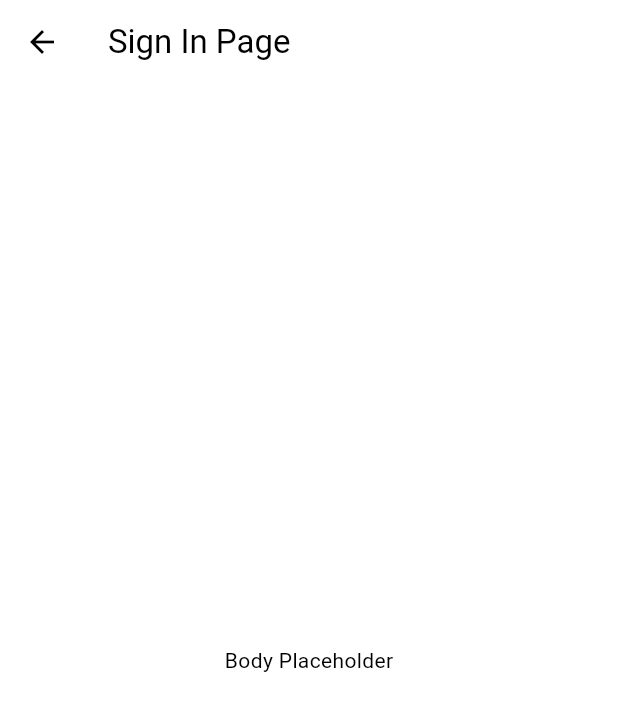
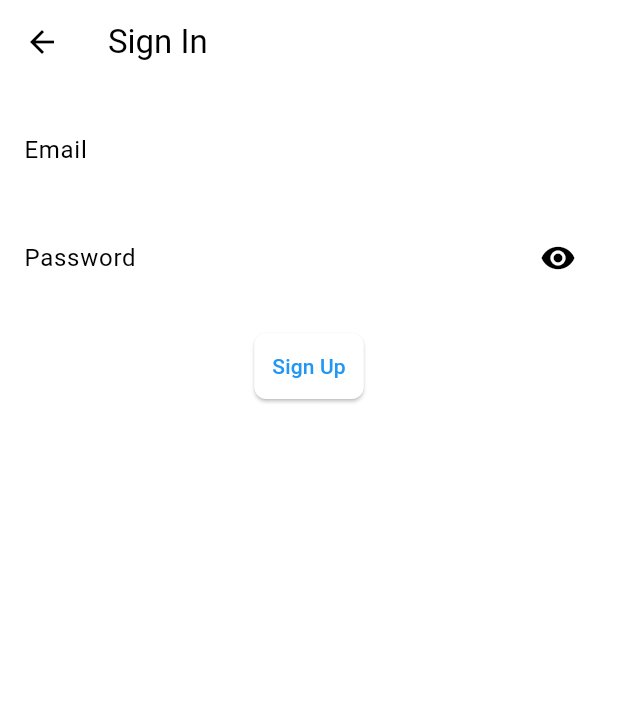
Before and after one commit to PTLam-Thryve/quizlet_clone, a Flutter app: the screen it shows after launch, after a tap on "Sign In", on a phone screen of 412 x 824 dp. Shown: the top 711 px of the screen. Run offline on Flutter 3.47's test engine with Material 3 defaults, Android fonts, the light colour scheme and no system bars; our stand-ins replace firebase_auth, firebase_core; accounts and stored records are empty.

Commit message:
1. Added a new String for successful sign in in app_texts.dart; 2. Reused AuthorizationForm in sign_in_page.dart, also password and email validators from sign_up_page.dart Password validator only has a respond for empty password and ignores character requirement; 3. Slightly reformatted sign_up_page.dart.

```diff
--- a/lib/ui/constants/app_texts.dart
+++ b/lib/ui/constants/app_texts.dart
@@ -18,4 +18,5 @@ abstract base class AppTexts {
   static const String weakPassword = 'Password is too weak.';
   static const String unknownError = 'An unknown error occurred.';
   static const String signUpSuccess = 'Signed up successfully.';
+  static const String signInSuccess = 'Signed in successfully';
 }
--- a/lib/ui/pages/sign_in_page.dart
+++ b/lib/ui/pages/sign_in_page.dart
@@ -1,13 +1,79 @@
 import 'package:flutter/material.dart';
+import 'package:quizlet_clone/bloc/authentication_bloc/authentication_bloc.dart';
+import 'package:quizlet_clone/ui/constants/app_texts.dart';
+import 'package:quizlet_clone/ui/widgets/forms/authorization_form.dart';
 
 class SignInPage extends StatelessWidget {
-  const SignInPage({super.key});
+  SignInPage({super.key});
+
+  late final AuthenticationBloc _authenticationBloc;
+  final GlobalKey<FormState> _formKey = GlobalKey<FormState>();
+  final TextEditingController _emailController = TextEditingController();
+  final TextEditingController _passwordController = TextEditingController();
 
   @override
   Widget build(BuildContext context) => Scaffold(
-      appBar: AppBar(
-        title: const Text('Sign In Page'),
-      ),
-      body: const Center(child: Text('Body Placeholder'),),
-    );
+        appBar: AppBar(
+          title: const Text(AppTexts.signIn),
+        ),
+        body: ListView(
+          padding: const EdgeInsets.all(16),
+          children: [
+            AuthorizationForm(
+              formKey: _formKey,
+              emailController: _emailController,
+              emailValidator: _validateEmail,
+              passwordController: _passwordController,
+              passwordValidator: _validatePassword,
+              onPressed: () {
+                final password = _passwordController.text;
+                final email = _emailController.text;
+                final passwordValidationResult = _validatePassword(password);
+                final emailValidationResult = _validateEmail(email);
+                if(emailValidationResult != null){
+                  ScaffoldMessenger.of(context).showSnackBar(
+                    SnackBar(
+                      content: Text(emailValidationResult),
+                    ),
+                  );
+                }
+                else if (passwordValidationResult != null) {
+                  ScaffoldMessenger.of(context).showSnackBar(
+                    SnackBar(
+                      content: Text(passwordValidationResult),
+                    ),
+                  );
+                } else{
+                  ScaffoldMessenger.of(context).showSnackBar(
+                    const SnackBar(
+                      content: Text(AppTexts.signInSuccess),
+                    ),
+                  );
+                }
+              },
+            ),
+          ],
+        ),
+      );
+
+  String? _validatePassword(String? value) {
+    if (value == null || value.isEmpty) {
+      return AppTexts.pleaseEnterPassword;
+    }
+
+    return null;
+  }
+
+  String? _validateEmail(String? value) {
+    if (value == null || value.isEmpty) {
+      return AppTexts.pleaseEnterEmail;
+    }
+
+    final emailRegex = RegExp(r'^[^@]+@[^@]+\.[^@]+');
+    if (!emailRegex.hasMatch(value)) {
+      return AppTexts.pleaseEnterValidEmail;
+    }
+
+    return null;
+  }
 }
--- a/lib/ui/pages/sign_up_page.dart
+++ b/lib/ui/pages/sign_up_page.dart
@@ -83,11 +83,15 @@ class _SignUpPageState extends State<SignUpPage> {
                   onPressed: _onSignUpPressed,
                   isLoading: bloc.state.isLoading,
                 ),
-                  TextButton(onPressed: _onSignInPressed, child: const Text('Sign In'))
+                TextButton(
+                  onPressed: _onSignInPressed,
+                  child: const Text(AppTexts.signIn),
+                ),
               ],
             ),
           ),
-          ));
+        ),
+      );
 
   void _onSignUpPressed() {
     if (_formKey.currentState?.validate() ?? false) {
@@ -100,8 +104,9 @@ class _SignUpPageState extends State<SignUpPage> {
     }
   }
 
-  Future<void> _onSignInPressed() async{
-    await Navigator.push(context, MaterialPageRoute(builder: (context)=> const SignInPage()));
+  Future<void> _onSignInPressed() async {
+    await Navigator.push(
+        context, MaterialPageRoute(builder: (context) => SignInPage()));
   }
 
   String? _validateEmail(String? value) {
```
Lines whose indentation alone changed are shown as unchanged.
